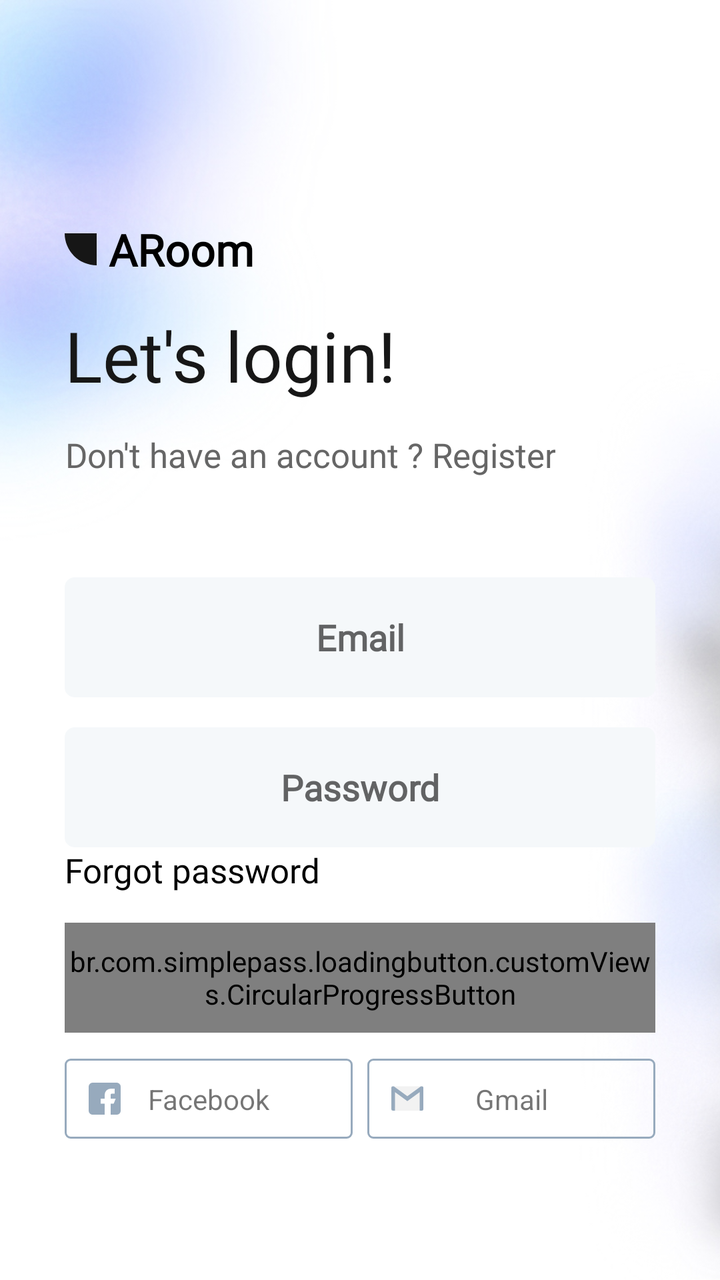
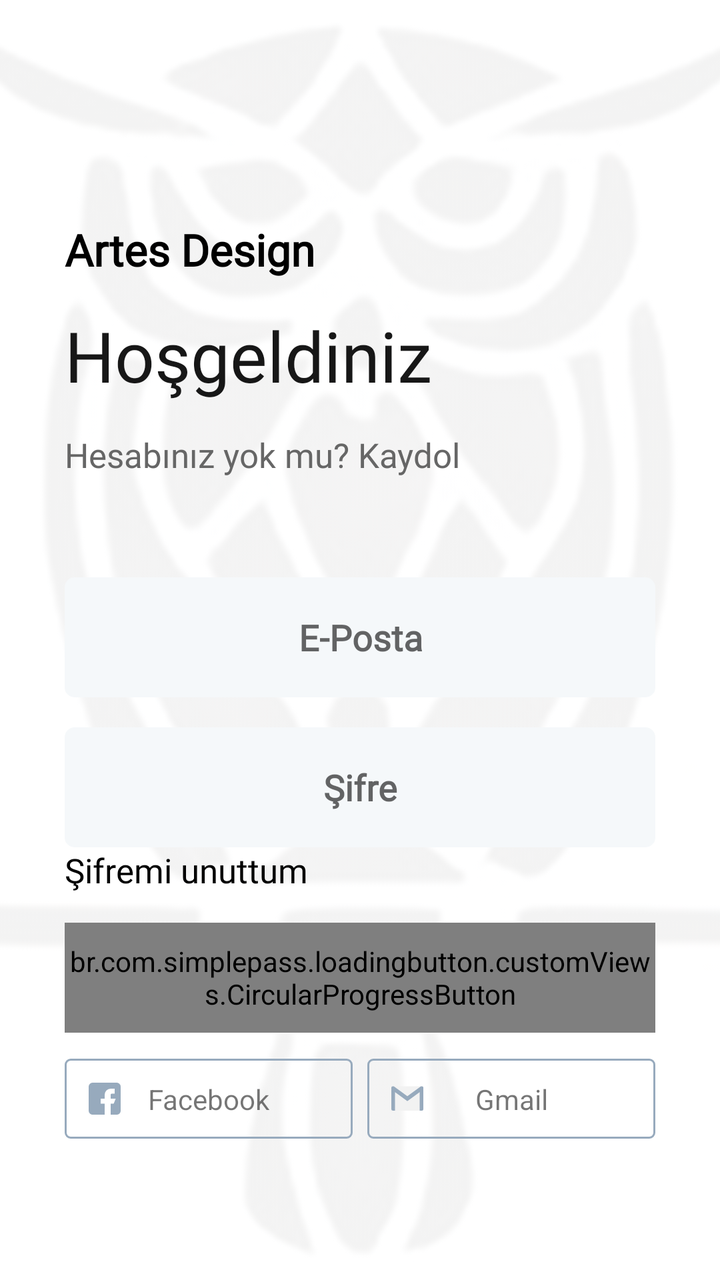

An Android layout rendered at two revisions. The XML below is the earlier revision; the diff shows what the commit changed to produce the second picture.
<!-- AndroidManifest.xml: application theme Theme.ARoom -->
<!-- res/layout/fragment_login.xml -->
<?xml version="1.0" encoding="utf-8"?>
<FrameLayout xmlns:android="http://schemas.android.com/apk/res/android"
    android:layout_width="match_parent"
    android:layout_height="match_parent"
    xmlns:app="http://schemas.android.com/apk/res-auto">

    <ImageView
        android:layout_width="match_parent"
        android:layout_height="match_parent"
        android:src="@drawable/blury_background"
        android:scaleType="centerCrop" />
    <androidx.constraintlayout.widget.ConstraintLayout
        android:layout_width="match_parent"
        android:layout_height="match_parent" >

        <TextView
            android:id="@+id/tv_app_name"
            android:layout_width="wrap_content"
            android:layout_height="wrap_content"
            style="@style/h3"
            android:layout_marginTop="110dp"
            android:drawableStart="@drawable/ic_kleine_shape"
            android:drawablePadding="6dp"
            android:textStyle="bold"
            app:layout_constraintStart_toStartOf="@id/guideline_login_left"
            app:layout_constraintTop_toTopOf="parent"
            android:text="ARoom" />

        <TextView
            android:id="@+id/tv_lets_login"
            android:layout_width="wrap_content"
            android:layout_height="wrap_content"
            style="@style/h4"
            android:layout_marginTop="15dp"
            app:layout_constraintTop_toBottomOf="@id/tv_app_name"
            app:layout_constraintStart_toStartOf="@id/guideline_login_left"
            android:text="Let's login!"
            android:textAlignment="center"
            android:gravity="center"
            android:textSize="35sp"
            />

        <TextView
            android:id="@+id/tv_dont_have_account"
            android:layout_width="wrap_content"
            android:layout_height="wrap_content"
            style="@style/h2"
            app:layout_constraintStart_toStartOf="@id/guideline_login_left"
            app:layout_constraintTop_toBottomOf="@id/tv_lets_login"
            android:textAlignment="center"
            android:gravity="center"
            android:text="Don't have an account ? Register"
            android:layout_marginTop="15dp"
            />

        <EditText
            android:id="@+id/ed_email_login"
            android:layout_width="0dp"
            android:layout_height="@dimen/edit_text_height"
            app:layout_constraintStart_toStartOf="@id/guideline_login_left"
            app:layout_constraintEnd_toEndOf="@id/guideline_login_right"
            app:layout_constraintTop_toBottomOf="@id/tv_dont_have_account"
            style="@style/editText"
            android:hint="Email"
            android:inputType="textEmailAddress"
            android:layout_marginTop="50dp" />

        <EditText
            android:id="@+id/ed_password_login"
            android:layout_width="0dp"
            android:layout_height="@dimen/edit_text_height"
            app:layout_constraintStart_toStartOf="@id/guideline_login_left"
            app:layout_constraintEnd_toEndOf="@id/guideline_login_right"
            app:layout_constraintTop_toBottomOf="@id/ed_email_login"
            style="@style/editText"
            android:hint="Password"
            android:inputType="textPassword"
            android:layout_marginTop="15dp" />

        <TextView
            android:id="@+id/tv_forgot_password_login"
            android:layout_width="wrap_content"
            android:layout_height="wrap_content"
            style="@style/h2"
            app:layout_constraintStart_toStartOf="@id/guideline_login_left"
            app:layout_constraintTop_toBottomOf="@id/ed_password_login"
            android:textAlignment="center"
            android:gravity="center"
            android:text="Forgot password"
            android:textColor="@color/black"
            />

        <ImageView
            android:id="@+id/facebook_login"
            android:layout_width="wrap_content"
            android:layout_height="wrap_content"
            android:layout_marginTop="13dp"
            app:layout_constraintStart_toStartOf="@id/guideline_login_left"
            app:layout_constraintTop_toBottomOf="@id/btn_login_login"
            android:src="@drawable/facebook_login" />

        <TextView
            android:layout_width="wrap_content"
            android:layout_height="wrap_content"
            android:text="Facebook"
            app:layout_constraintStart_toStartOf="@id/facebook_login"
            app:layout_constraintTop_toTopOf="@id/facebook_login"
            app:layout_constraintBottom_toBottomOf="@id/facebook_login"
            app:layout_constraintEnd_toEndOf="@id/facebook_login" />

        <ImageView
            android:id="@+id/google_login"
            android:layout_width="wrap_content"
            android:layout_height="wrap_content"
            android:layout_marginTop="13dp"
            app:layout_constraintEnd_toEndOf="@id/guideline_login_right"
            app:layout_constraintTop_toBottomOf="@id/btn_login_login"
            android:src="@drawable/google_login" />

        <TextView
            android:layout_width="wrap_content"
            android:layout_height="wrap_content"
            android:text="Gmail"
            app:layout_constraintStart_toStartOf="@id/google_login"
            app:layout_constraintTop_toTopOf="@id/google_login"
            app:layout_constraintBottom_toBottomOf="@id/google_login"
            app:layout_constraintEnd_toEndOf="@id/google_login" />

        <br.com.simplepass.loadingbutton.customViews.CircularProgressButton
            android:id="@+id/btn_login_login"
            android:layout_width="0dp"
            android:layout_height="@dimen/medium_button_height"
            style="@style/blueButtonStyle"
            app:layout_constraintTop_toBottomOf="@id/tv_forgot_password_login"
            app:layout_constraintStart_toStartOf="@id/guideline_login_left"
            app:layout_constraintEnd_toEndOf="@id/guideline_login_right"
            android:layout_marginTop="15dp"
            android:text="Login"
            app:spinning_bar_color="@color/white"/>


        <androidx.constraintlayout.widget.Guideline
            android:id="@+id/guideline_login_left"
            android:layout_width="wrap_content"
            android:layout_height="wrap_content"
            android:orientation="vertical"
            app:layout_constraintGuide_percent="0.09" />

        <androidx.constraintlayout.widget.Guideline
            android:id="@+id/guideline_login_right"
            android:layout_width="wrap_content"
            android:layout_height="wrap_content"
            android:orientation="vertical"
            app:layout_constraintGuide_percent="0.91" />
    </androidx.constraintlayout.widget.ConstraintLayout>


</FrameLayout>
<!-- resources referenced by this layout -->
<resources>
  <color name="black">#FF000000</color>
  <color name="white">#FFFFFFFF</color>
  <dimen name="edit_text_height">60dp</dimen>
  <dimen name="medium_button_height">55dp</dimen>
  <!-- drawable blury_background: jpg bitmap (drawable-v24, 63810 bytes) -->
  <!-- drawable ic_kleine_shape (drawable-v24) -->
  <vector xmlns:android="http://schemas.android.com/apk/res/android"
      android:width="16.022dp"
      android:height="16.023dp"
      android:viewportWidth="16.022"
      android:viewportHeight="16.023">
    <path
        android:pathData="M16.022,16.023A16.018,16.018 0,0 1,9.89 14.8a16.024,16.024 0,0 1,-5.2 -3.474,16.026 16.026,0 0,1 -3.473,-5.2A16.023,16.023 0,0 1,0 0H16.022Z"
        android:fillColor="#161616"/>
  </vector>
  <style name="blueButtonStyle">
          <item name="android:background">@drawable/blue_background</item>
          <item name="android:fontFamily">@font/poppins_thin</item>
          <item name="android:textColor">@color/white</item>
          <item name="android:textSize">@dimen/h2TextSize</item>
          <item name="android:textAllCaps">false</item>
      </style>
  <style name="editText">
          <item name="android:background">@drawable/white_background</item>
          <item name="android:gravity">center</item>
          <item name="singleLine">true</item>
          <item name="android:textStyle">bold</item>
          <item name="android:fontFamily">@font/poppins_light</item>
      </style>
  <style name="h2">
          <item name="android:fontFamily">@font/poppins_light</item>
          <item name="android:textColor">@color/g_gray700</item>
          <item name="android:textSize">@dimen/h2TextSize</item>
      </style>
  <style name="h3">
          <item name="android:fontFamily">@font/poppins_light</item>
          <item name="android:textColor">@color/black</item>
          <item name="android:textSize">@dimen/h3TextSize</item>
      </style>
  <style name="h4">
          <item name="android:fontFamily">@font/poppins_thin</item>
          <item name="android:textColor">@color/g_black</item>
          <item name="android:textSize">@dimen/h4TextSize</item>
      </style>
  <style name="Theme.ARoom" parent="Theme.MaterialComponents.Light.NoActionBar">
          
          <item name="colorPrimary">@color/purple_500</item>
          <item name="colorPrimaryVariant">@color/purple_700</item>
          <item name="colorOnPrimary">@color/white</item>
          
          <item name="colorSecondary">@color/teal_200</item>
          <item name="colorSecondaryVariant">@color/teal_700</item>
          <item name="colorOnSecondary">@color/black</item>
          
          <item name="android:statusBarColor">?attr/colorPrimaryVariant</item>
          
  
  
  
      </style>
  <!-- drawable blue_background (drawable-v24) -->
  <shape android:shape="rectangle" xmlns:android="http://schemas.android.com/apk/res/android">
      <solid android:color="@color/g_blue"/>
      <corners android:radius="@dimen/buttonCorners"/>
  </shape>
  <dimen name="h2TextSize">17sp</dimen>
  <!-- drawable white_background (drawable-v24) -->
  <?xml version="1.0" encoding="utf-8"?>
  <shape android:shape="rectangle" xmlns:android="http://schemas.android.com/apk/res/android">
      <solid android:color="#F5F8FA"/>
      <corners android:radius="@dimen/buttonCorners"/>
  </shape>
  <color name="g_gray700">#666666</color>
  <dimen name="h3TextSize">22sp</dimen>
  <color name="g_black">#171717</color>
  <dimen name="h4TextSize">35sp</dimen>
  <color name="purple_500">#FF6200EE</color>
  <color name="purple_700">#FF3700B3</color>
  <color name="teal_200">#FF03DAC5</color>
  <color name="teal_700">#FF018786</color>
  <color name="g_blue">#000DAE</color>
  <dimen name="buttonCorners">5dp</dimen>
  <!-- unchanged entries left out for length: 2 -->
</resources>

<!-- the commit's change to res/layout/fragment_login.xml (unified diff, before → after) -->
@@ -7,7 +7,8 @@
     <ImageView
         android:layout_width="match_parent"
         android:layout_height="match_parent"
-        android:src="@drawable/blury_background"
+        android:src="@drawable/artes_logo"
+        android:alpha="0.05"
         android:scaleType="centerCrop" />
     <androidx.constraintlayout.widget.ConstraintLayout
         android:layout_width="match_parent"
@@ -19,12 +20,11 @@
             android:layout_height="wrap_content"
             style="@style/h3"
             android:layout_marginTop="110dp"
-            android:drawableStart="@drawable/ic_kleine_shape"
             android:drawablePadding="6dp"
             android:textStyle="bold"
             app:layout_constraintStart_toStartOf="@id/guideline_login_left"
             app:layout_constraintTop_toTopOf="parent"
-            android:text="ARoom" />
+            android:text="Artes Design" />
 
         <TextView
             android:id="@+id/tv_lets_login"
@@ -34,7 +34,7 @@
             android:layout_marginTop="15dp"
             app:layout_constraintTop_toBottomOf="@id/tv_app_name"
             app:layout_constraintStart_toStartOf="@id/guideline_login_left"
-            android:text="Let's login!"
+            android:text="Hoşgeldiniz"
             android:textAlignment="center"
             android:gravity="center"
             android:textSize="35sp"
@@ -49,7 +49,7 @@
             app:layout_constraintTop_toBottomOf="@id/tv_lets_login"
             android:textAlignment="center"
             android:gravity="center"
-            android:text="Don't have an account ? Register"
+            android:text="Hesabınız yok mu? Kaydol"
             android:layout_marginTop="15dp"
             />
 
@@ -61,7 +61,7 @@
             app:layout_constraintEnd_toEndOf="@id/guideline_login_right"
             app:layout_constraintTop_toBottomOf="@id/tv_dont_have_account"
             style="@style/editText"
-            android:hint="Email"
+            android:hint="E-Posta"
             android:inputType="textEmailAddress"
             android:layout_marginTop="50dp" />
 
@@ -73,7 +73,7 @@
             app:layout_constraintEnd_toEndOf="@id/guideline_login_right"
             app:layout_constraintTop_toBottomOf="@id/ed_email_login"
             style="@style/editText"
-            android:hint="Password"
+            android:hint="Şifre"
             android:inputType="textPassword"
             android:layout_marginTop="15dp" />
 
@@ -86,7 +86,7 @@
             app:layout_constraintTop_toBottomOf="@id/ed_password_login"
             android:textAlignment="center"
             android:gravity="center"
-            android:text="Forgot password"
+            android:text="Şifremi unuttum"
             android:textColor="@color/black"
             />
 
@@ -135,7 +135,7 @@
             app:layout_constraintStart_toStartOf="@id/guideline_login_left"
             app:layout_constraintEnd_toEndOf="@id/guideline_login_right"
             android:layout_marginTop="15dp"
-            android:text="Login"
+            android:text="Giriş Yap"
             app:spinning_bar_color="@color/white"/>
 
 
<!-- resource entries referenced after the edit -->
@@ -4,17 +4,7 @@
   <color name="white">#FFFFFFFF</color>
   <dimen name="edit_text_height">60dp</dimen>
   <dimen name="medium_button_height">55dp</dimen>
-  <!-- drawable blury_background: jpg bitmap (drawable-v24, 63810 bytes) -->
-  <!-- drawable ic_kleine_shape (drawable-v24) -->
-  <vector xmlns:android="http://schemas.android.com/apk/res/android"
-      android:width="16.022dp"
-      android:height="16.023dp"
-      android:viewportWidth="16.022"
-      android:viewportHeight="16.023">
-    <path
-        android:pathData="M16.022,16.023A16.018,16.018 0,0 1,9.89 14.8a16.024,16.024 0,0 1,-5.2 -3.474,16.026 16.026,0 0,1 -3.473,-5.2A16.023,16.023 0,0 1,0 0H16.022Z"
-        android:fillColor="#161616"/>
-  </vector>
+  <!-- drawable artes_logo: png bitmap (drawable-v24, 188218 bytes) -->
   <style name="blueButtonStyle">
           <item name="android:background">@drawable/blue_background</item>
           <item name="android:fontFamily">@font/poppins_thin</item>
@@ -62,7 +52,7 @@
       </style>
   <!-- drawable blue_background (drawable-v24) -->
   <shape android:shape="rectangle" xmlns:android="http://schemas.android.com/apk/res/android">
-      <solid android:color="@color/g_blue"/>
+      <solid android:color="@color/g_orange_yellow"/>
       <corners android:radius="@dimen/buttonCorners"/>
   </shape>
   <dimen name="h2TextSize">17sp</dimen>
@@ -80,7 +70,7 @@
   <color name="purple_700">#FF3700B3</color>
   <color name="teal_200">#FF03DAC5</color>
   <color name="teal_700">#FF018786</color>
-  <color name="g_blue">#000DAE</color>
+  <color name="g_orange_yellow">#F8BA00</color>
   <dimen name="buttonCorners">5dp</dimen>
   <!-- unchanged entries left out for length: 2 -->
 </resources>
